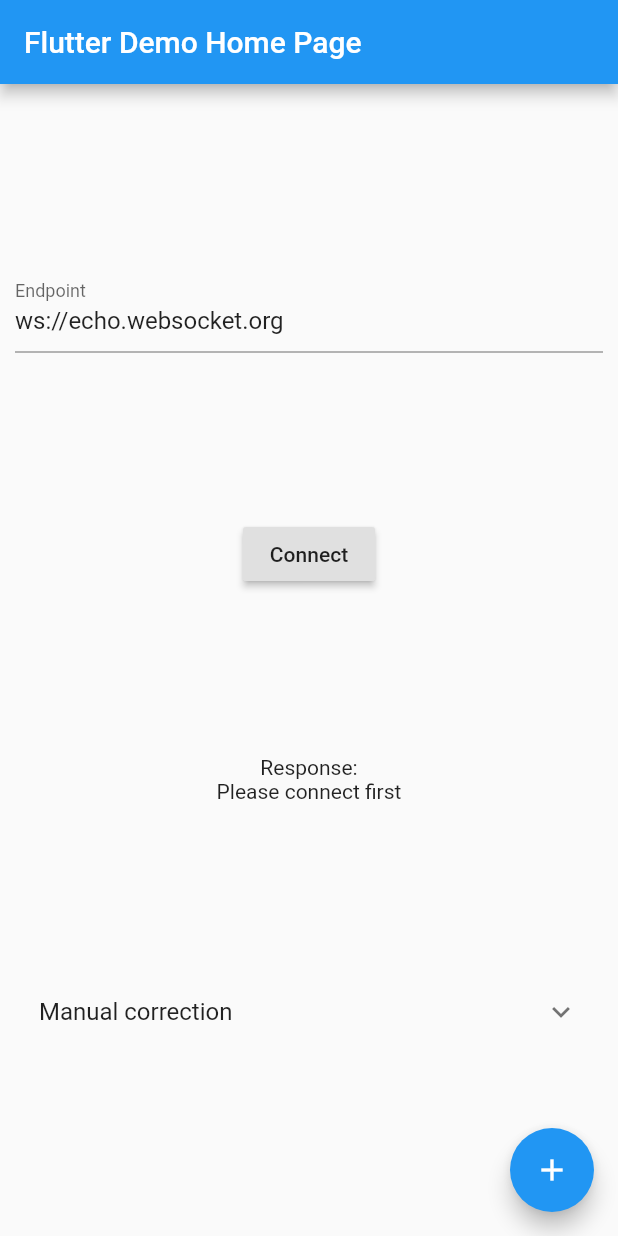
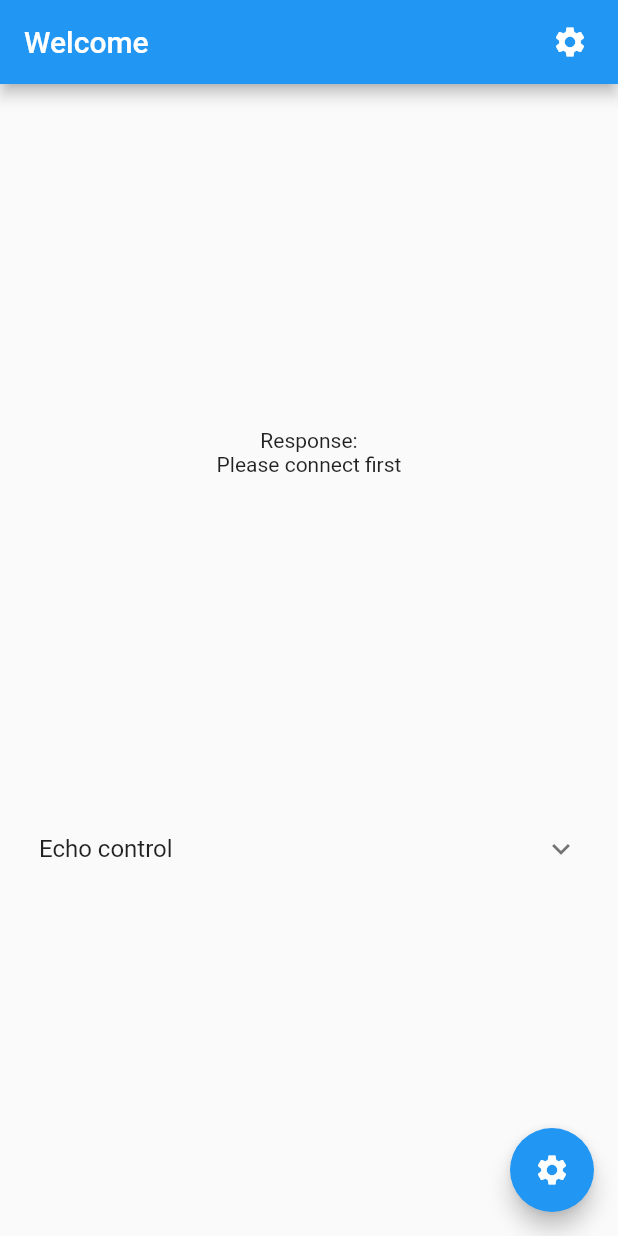
Before and after one commit to DanielZ87/MicroPythonDemo_Flutter, a Flutter app: the screen it shows after launch, on a phone screen of 412 x 824 dp. Run offline on Flutter 3.47's test engine with Material 2 defaults, Android fonts, the phone set to English and light mode, and no system bars; statements that could not run were skipped.

Commit message:
SettingsDialog

```diff
--- a/flutter_websocket/lib/main.dart
+++ b/flutter_websocket/lib/main.dart
@@ -1,6 +1,7 @@
 import 'dart:math';
 import 'dart:math' as math;
 import 'package:flutter/material.dart';
+import 'package:flutter/scheduler.dart' as prefix0;
 //import 'package:web_socket_channel/io.dart';
 import 'package:web_socket_channel/web_socket_channel.dart';
 import 'package:web_socket_channel/html.dart';
@@ -14,11 +15,12 @@ class MyApp extends StatelessWidget {
   @override
   Widget build(BuildContext context) {
     return MaterialApp(
-      title: 'Flutter Demo',
+      title: 'Demo',
+      debugShowCheckedModeBanner: false,
       theme: ThemeData(
         primarySwatch: Colors.blue,
       ),
-      home: MyHomePage(title: 'Flutter Demo Home Page'),
+      home: MyHomePage(title: 'Welcome'),
     );
   }
 }
@@ -34,25 +36,33 @@ class MyHomePage extends StatefulWidget {
 }
 
 class _MyHomePageState extends State<MyHomePage> {
-  int _counter = 0;
-
   double _xOffset = 0;
   double _yOffset = 0;
   double _zOffset = 0;
 
-  final TextEditingController _connectionController =
-      TextEditingController(text: 'ws://echo.websocket.org');
+  String _currentEndpoint = 'ws://echo.websocket.org';
 
-  void _incrementCounter() {
+  void _showSettingsDialog() async {
+    var endpoint = await showDialog<String>(
+        context: context,
+        builder: (context) {
+          return new SettingsDialog(
+            connection: _currentEndpoint,
+          );
+        });
+
+    _onConnect(endpoint);
+
     setState(() {
-      _counter += 10;
+      _currentEndpoint = endpoint;
+    });
+  }
 
-      var green = max(255 - _counter, 0);
+  @override
+  void initState() {
+    super.initState();
 
-      var red = max(-255 + _counter, 0);
-
-      widget.channel.sink.add('$red,$green,0');
-    });
+    _onConnect(_currentEndpoint);
   }
 
   @override
@@ -60,21 +70,22 @@ class _MyHomePageState extends State<MyHomePage> {
     return Scaffold(
       appBar: AppBar(
         title: Text(widget.title),
+        actions: <Widget>[
+          ButtonBar(
+            children: <Widget>[
+              IconButton(
+                  icon: Icon(Icons.settings), onPressed: _showSettingsDialog),
+            ],
+          )
+        ],
       ),
-      body: Padding(
+      body: Container(
+        child: Padding(
           padding: const EdgeInsets.all(10.0),
           child: Column(
             mainAxisSize: MainAxisSize.max,
             mainAxisAlignment: MainAxisAlignment.spaceEvenly,
             children: <Widget>[
-            TextFormField(
-              controller: _connectionController,
-              decoration: InputDecoration(labelText: 'Endpoint'),
-            ),
-            RaisedButton(
-              child: Text("Connect"),
-              onPressed: _onConnect,
-            ),
               Center(
                 child: Column(
                   mainAxisAlignment: MainAxisAlignment.center,
@@ -87,9 +98,9 @@ class _MyHomePageState extends State<MyHomePage> {
                 ),
               ),
               ExpansionTile(
-              title: Text('Manual correction'),
+                title: Text('Echo control'),
                 children: <Widget>[
-                Text('$_xOffset'),
+                  Text('X: $_xOffset'),
                   Slider(
                     min: -90,
                     max: 90,
@@ -98,27 +109,26 @@ class _MyHomePageState extends State<MyHomePage> {
                       setState(() {
                         _xOffset = newValue;
                       });
-
                       sendManualValues();
                     },
                   ),
+                  Text('Y: $_yOffset'),
                   Slider(
                     min: -90,
                     max: 90,
                     value: _yOffset,
                     onChanged: (newValue) {
                       setState(() => _yOffset = newValue);
-
                       sendManualValues();
                     },
                   ),
+                  Text('Z: $_zOffset'),
                   Slider(
                     min: -90,
                     max: 90,
                     value: _zOffset,
                     onChanged: (newValue) {
                       setState(() => _zOffset = newValue);
-
                       sendManualValues();
                     },
                   )
@@ -127,10 +137,10 @@ class _MyHomePageState extends State<MyHomePage> {
             ],
           ),
         ),
+      ),
       floatingActionButton: FloatingActionButton(
-        onPressed: _incrementCounter,
-        tooltip: 'Increment',
-        child: Icon(Icons.add),
+        onPressed: _showSettingsDialog,
+        child: Icon(Icons.settings),
       ),
     );
   }
@@ -202,11 +212,11 @@ class _MyHomePageState extends State<MyHomePage> {
     );
   }
 
-  void _onConnect() {
+  void _onConnect(String endpoint) {
     setState(() {
-      widget.channel = HtmlWebSocketChannel.connect(_connectionController.text);
+      widget.channel = HtmlWebSocketChannel.connect(endpoint);
 
-      widget.channel.sink.add('255,0;45,0,0');
+      //widget.channel.sink.add('255,0;45,0,0');
     });
   }
 
@@ -215,6 +225,37 @@ class _MyHomePageState extends State<MyHomePage> {
     widget.channel.sink.close();
 
     super.dispose();
+  }
+}
+
+class SettingsDialog extends StatelessWidget {
+  SettingsDialog({
+    Key key,
+    @required String connection,
+  }) : super(key: key) {
+    controller.text = connection;
+  }
+
+  final TextEditingController controller = TextEditingController();
+
+  @override
+  Widget build(BuildContext context) {
+    return SimpleDialog(
+      title: Text('Settings'),
+      contentPadding: const EdgeInsets.all(10),
+      children: <Widget>[
+        TextField(
+          controller: controller,
+          decoration: InputDecoration(labelText: 'Endpoint'),
+        ),
+        RaisedButton(
+          child: Text("Connect"),
+          onPressed: () {
+            Navigator.pop(context, controller.text);
+          },
+        )
+      ],
+    );
   }
 }
 
```
Lines whose indentation alone changed are shown as unchanged.
